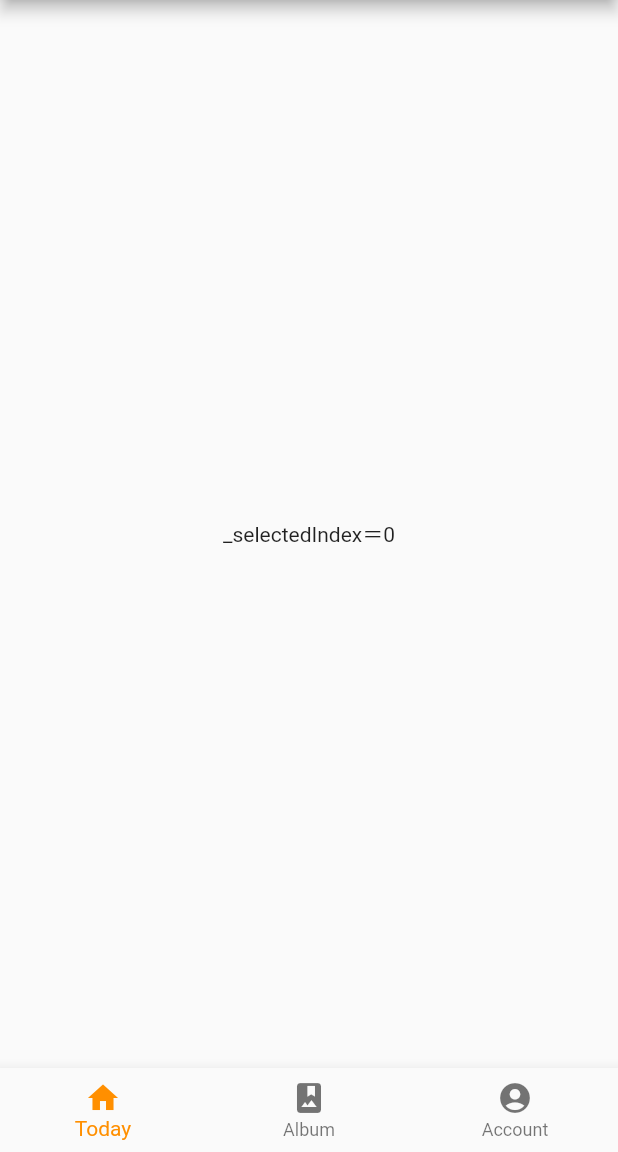
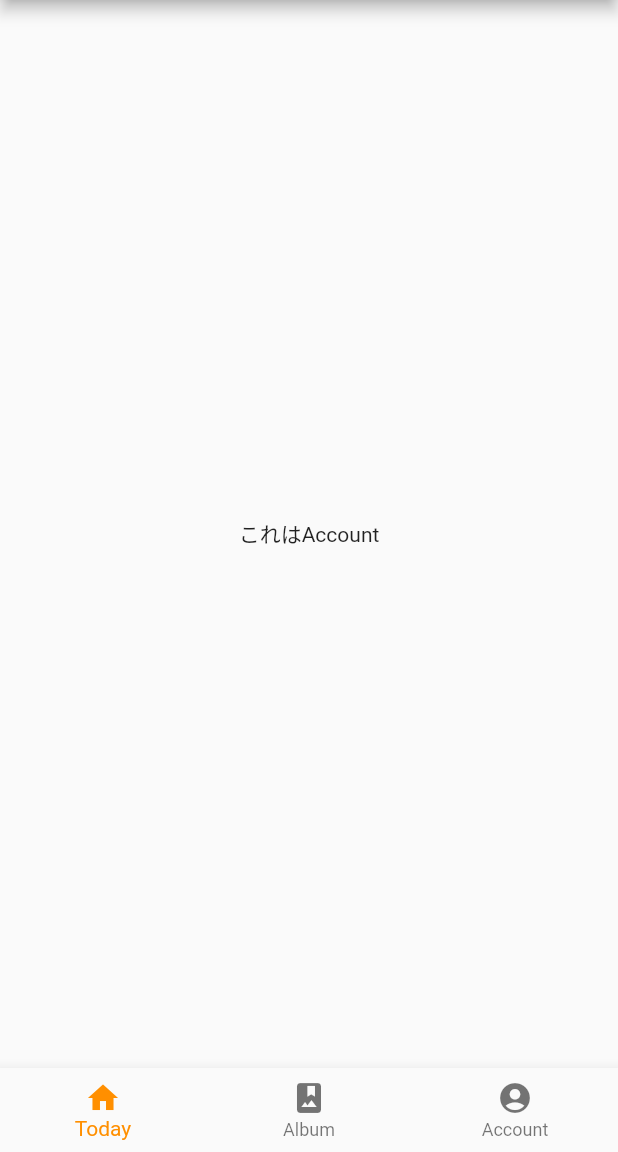
Before and after one commit to haruharu3220/KeepUp, a Flutter app: the screen it shows after launch, on a phone screen of 412 x 824 dp, the part 84-1236 px from its top. Run offline on Flutter 3.47's test engine with Material 2 defaults, Android fonts, the light colour scheme and no system bars.

Commit message:
フッダーによる画面切り替えをFactory化

```diff
--- /dev/null
+++ b/lib/View/account.dart
@@ -0,0 +1,9 @@
+import 'package:flutter/cupertino.dart';
+
+class AccountWidget {
+  static Widget createWidget() {
+    return Center(
+      child: Text('これはAccount'),
+    );
+  }
+}
--- a/lib/View/test.dart
+++ b/lib/View/test.dart
@@ -1,10 +1,30 @@
+import 'package:flutter/cupertino.dart';
 
-import 'package:flutter/cupertino.dart';
+import 'account.dart';
 
 class TestWidget{
   static Widget createWidget(int a){
-    return Center(
-      child: Text('_selectedIndex＝${a}'),
-    );
+
+    if(a == 0){
+      // return Center(
+      //   child: Text('_selectedIndex＝${a}!'
+      //       ),
+      // );
+      return AccountWidget.createWidget();
+    }
+
+    if(a == 1){
+      return Center(
+        child: Text('_selectedIndex＝${a}'),
+      );
+    }
+
+    if(a == 2){
+      return Center(
+        child: Text('_selectedIndex＝${a}'),
+      );
+    }
+
+    return Container();
   }
 }
```
